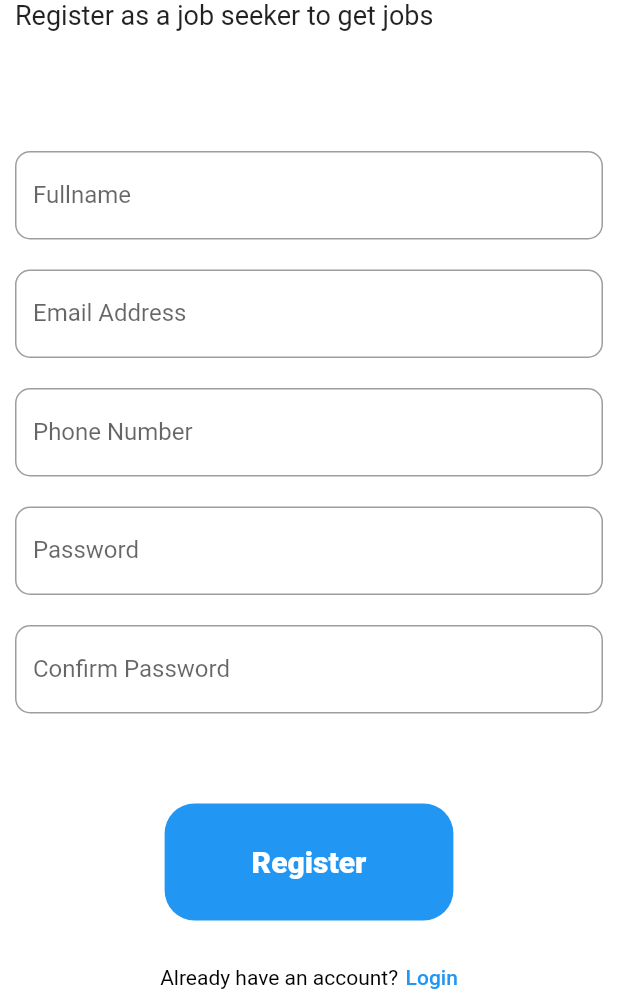
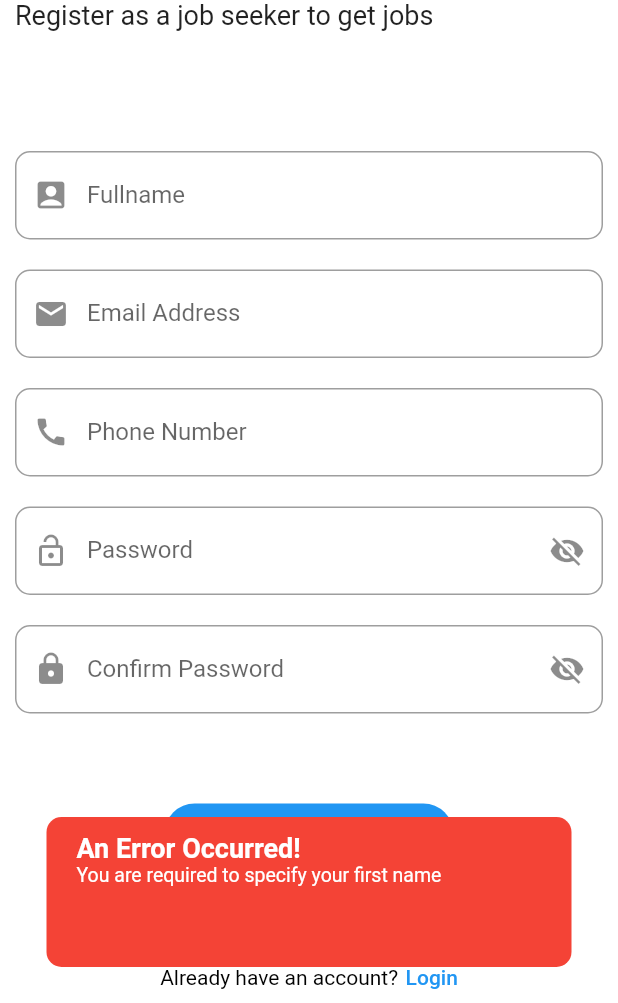
Before and after one commit to Nwaneto/somerest-app, a Flutter app: the Register screen opened by its route, after a tap on "Register", on a phone screen of 412 x 824 dp, the part 233-1236 px from its top. Run offline on Flutter 3.47's test engine with Material 2 defaults, Android fonts, the phone set to English and light mode, and no system bars; our stand-ins replace google_maps_flutter, shared_preferences; accounts and stored records are empty; Roboto replaces fonts that are missing (Raleway).

Commit message:
Fixed: A lot more stuff to the point where it is almost complete.

```diff
--- a/lib/subs/register.dart
+++ b/lib/subs/register.dart
@@ -2,7 +2,9 @@ import 'dart:convert';
 
 import 'package:flutter/material.dart';
 import 'package:http/http.dart' as http;
+import 'package:somerest/logs.dart';
 import 'package:somerest/topbar/base.dart';
+import 'package:somerest/widgets/notification.dart';
 import 'package:somerest/widgets/responsive.dart';
 
 import 'package:somerest/widgets/menu_drawer.dart';
@@ -25,7 +27,8 @@ class RegisterState extends State<Register> {
 	final http.Client _client = http.Client();
 	late String _helper;
 
-	bool? _rememberMe = false;
+	bool _passwordHidden = true;
+	bool _confirmHidden = true;
 	double _scrollPosition = 0;
 	double _opacity = 0;
 
@@ -49,36 +52,32 @@ class RegisterState extends State<Register> {
 		final String password = _passwordController.text.trim();
 		final String confirm = _confirmController.text.trim();
 
-		int emptyCount = 0;
+		if(name.isEmpty) {
+			NotificationHelper.showError(context, "You are required to specify your first name");
 
-		if(name.isEmpty) {
-			emptyCount++;
 		}
 
-		if(email.isEmpty) {
-			emptyCount++;
+		else if(email.isEmpty) {
+			NotificationHelper.showError(context, "You are required to specify your email address.");
 		}
 
-		if(phone.isEmpty) {
-			emptyCount++;
+		else if(phone.isEmpty) {
+			NotificationHelper.showError(context, "You are required to specify your phone number.");
 		}
 
-		if(password.isEmpty) {
-			emptyCount++;
+		else if(password.isEmpty) {
+			NotificationHelper.showError(context, "Password cannot be empty");
 		}
 
-		if(confirm.isEmpty) {
-			emptyCount++;
+		else if(confirm.isEmpty) {
+			NotificationHelper.showError(context, "Second password cannot be empty.");
 		}
 
-		if(emptyCount > 0) {
-			return;
+		else if(confirm != password) {
+			NotificationHelper.showError(context, "The two passwords do not match.");
 		}
 
-		if(confirm != password) {
-			return;
-		}
-
+		else {
 			http.Response response = await _client.post(
 				Uri.parse("http://localhost/auth/register"),
 				headers:{
@@ -97,16 +96,34 @@ class RegisterState extends State<Register> {
 			Map data = jsonDecode(response.body);
 
 			if(response.statusCode == 200) {
-			setState(() {
-				_helper = data['data'];
-			});
+				final token = data['data']; // This should technically work just fine.
+				final LocalStorage storage = LocalStorage();
 
-			final token = data['data'];
-		}	else  {
-			setState(() {
-				_helper = data['report'];
-			});
+				// If this user wants to be remembered, add 30 days to the timer just because they want to be and then save that value.
+				int expiry = DateTime.now().add(const Duration(days: 30)).millisecondsSinceEpoch;
+
+				// Now that we have saved the authentication token...
+				storage.saveString(LocalStorage.KEY_SWS_AUTH, token);
+
+				// We save the authentication token expiry period
+				storage.saveInt(LocalStorage.KEY_AUTH_EXPIRATION, expiry);
+
+				// Since that worked out fine, we need to advance to the next page.
+				_advance();
 			}
+
+			else {
+				_printError(data['message']);
+			}
+		}
+	}
+
+	void _printError(String error) {
+		NotificationHelper.showError(context, error);
+	}
+
+	void _advance() {
+		Navigator.of(context).pushNamed("/user/home");
 	}
 
 	@override
@@ -208,6 +225,7 @@ class RegisterState extends State<Register> {
 													hintStyle: TextStyle(
 														color: Colors.red
 													),
+													prefixIcon: Icon(Icons.account_box),
 													border: OutlineInputBorder(
 														borderRadius: BorderRadius.all(
 															Radius.circular(10)
@@ -233,6 +251,7 @@ class RegisterState extends State<Register> {
 													hintStyle: TextStyle(
 														color: Colors.red
 													),
+													prefixIcon: Icon(Icons.email),
 													border: OutlineInputBorder(
 														borderRadius: BorderRadius.all(
 															Radius.circular(10)
@@ -258,6 +277,7 @@ class RegisterState extends State<Register> {
 													hintStyle: TextStyle(
 														color: Colors.red
 													),
+													prefixIcon: Icon(Icons.call),
 													border: OutlineInputBorder(
 														borderRadius: BorderRadius.all(
 															Radius.circular(10)
@@ -277,14 +297,27 @@ class RegisterState extends State<Register> {
 											child: TextField(
 												cursorColor: Colors.blue,
 												controller: _passwordController,
-												obscureText: true,
-												decoration: const InputDecoration(
+												obscureText: _passwordHidden,
+												decoration: InputDecoration(
 													labelText: "Password",
 													hintText: "Required",
-													hintStyle: TextStyle(
+													hintStyle: const TextStyle(
 														color: Colors.red
 													),
-													border: OutlineInputBorder(
+													prefixIcon: const Icon(Icons.lock_open),
+													suffixIcon: IconButton(
+														onPressed: () {
+															setState(() {
+																_passwordHidden = !_passwordHidden;
+															});
+														},
+
+														icon: Icon(
+															_passwordHidden ?
+															Icons.visibility_off : Icons.visibility
+														)
+													),
+													border: const OutlineInputBorder(
 														borderRadius: BorderRadius.all(
 															Radius.circular(10)
 														),
@@ -303,14 +336,27 @@ class RegisterState extends State<Register> {
 											child: TextField(
 												cursorColor: Colors.blue,
 												controller: _confirmController,
-												obscureText: true,
-												decoration: const InputDecoration(
+												obscureText: _confirmHidden,
+												decoration: InputDecoration(
 													labelText: "Confirm Password",
 													hintText: "Required",
-													hintStyle: TextStyle(
+													hintStyle: const TextStyle(
 														color: Colors.red
 													),
-													border: OutlineInputBorder(
+													prefixIcon: const Icon(Icons.lock),
+													suffixIcon: IconButton(
+														onPressed: () {
+															setState(() {
+																_confirmHidden = !_confirmHidden;
+															});
+														},
+
+														icon: Icon(
+															_confirmHidden ?
+															Icons.visibility_off : Icons.visibility
+														)
+													),
+													border: const OutlineInputBorder(
 														borderRadius: BorderRadius.all(
 															Radius.circular(10)
 														),
@@ -475,6 +521,7 @@ class RegisterState extends State<Register> {
 																	hintStyle: TextStyle(
 																		color: Colors.red
 																	),
+																	prefixIcon: Icon(Icons.account_box),
 																	border: OutlineInputBorder(
 																		borderRadius: BorderRadius.all(
 																			Radius.circular(10)
@@ -500,6 +547,7 @@ class RegisterState extends State<Register> {
 																	hintStyle: TextStyle(
 																		color: Colors.red
 																	),
+																	prefixIcon: Icon(Icons.email),
 																	border: OutlineInputBorder(
 																		borderRadius: BorderRadius.all(
 																			Radius.circular(10)
@@ -525,6 +573,7 @@ class RegisterState extends State<Register> {
 																	hintStyle: TextStyle(
 																		color: Colors.red
 																	),
+																	prefixIcon: Icon(Icons.call),
 																	border: OutlineInputBorder(
 																		borderRadius: BorderRadius.all(
 																			Radius.circular(10)
@@ -544,14 +593,27 @@ class RegisterState extends State<Register> {
 															child: TextField(
 																cursorColor: Colors.blue,
 																controller: _passwordController,
-																obscureText: true,
-																decoration: const InputDecoration(
+																obscureText: _passwordHidden,
+																decoration: InputDecoration(
 																	labelText: "Password",
 																	hintText: "Required",
-																	hintStyle: TextStyle(
+																	hintStyle: const TextStyle(
 																		color: Colors.red
 																	),
-																	border: OutlineInputBorder(
+																	prefixIcon: const Icon(Icons.lock_open),
+																	suffixIcon: IconButton(
+																		onPressed: () {
+																			setState(() {
+																				_passwordHidden = !_passwordHidden;
+																			});
+																		},
+
+																		icon: Icon(
+																			_passwordHidden ?
+																			Icons.visibility_off : Icons.visibility
+																		)
+																	),
+																	border: const OutlineInputBorder(
 																		borderRadius: BorderRadius.all(
 																			Radius.circular(10)
 																		),
@@ -570,14 +632,27 @@ class RegisterState extends State<Register> {
 															child: TextField(
 																cursorColor: Colors.blue,
 																controller: _confirmController,
-																obscureText: true,
-																decoration: const InputDecoration(
+																obscureText: _confirmHidden,
+																decoration: InputDecoration(
 																	labelText: "Confirm Password",
 																	hintText: "Required",
-																	hintStyle: TextStyle(
+																	hintStyle: const TextStyle(
 																		color: Colors.red
 																	),
-																	border: OutlineInputBorder(
+																	prefixIcon: const Icon(Icons.lock),
+																	suffixIcon: IconButton(
+																		onPressed: () {
+																			setState(() {
+																				_confirmHidden = !_confirmHidden;
+																			});
+																		},
+
+																		icon: Icon(
+																			_confirmHidden ?
+																			Icons.visibility_off : Icons.visibility
+																		)
+																	),
+																	border: const OutlineInputBorder(
 																		borderRadius: BorderRadius.all(
 																			Radius.circular(10)
 																		),
--- /dev/null
+++ b/lib/widgets/notification.dart
@@ -0,0 +1,45 @@
+import 'package:flutter/material.dart';
+
+class NotificationHelper {
+	static void showError(BuildContext context, String message) {
+		ScaffoldMessenger.of(context).showSnackBar(
+			SnackBar(
+				duration: const Duration(seconds: 5),
+				behavior: SnackBarBehavior.floating,
+				backgroundColor: Colors.transparent,
+				elevation: 0,
+				content: Container(
+					padding: const EdgeInsets.only(left: 20, right: 20, top: 10, bottom: 10),
+					height: 100,
+					decoration: BoxDecoration(
+						color: Colors.red,
+						borderRadius: BorderRadius.circular(10),
+					),
+					child: Column(
+						crossAxisAlignment: CrossAxisAlignment.start,
+						children: [
+							const Text(
+								"An Error Occurred!",
+								style: TextStyle(
+									fontSize: 18,
+									fontWeight: FontWeight.w600,
+									color: Colors.white
+								)
+							),
+
+							Text(
+								message,
+								maxLines: 4,
+								style: const TextStyle(
+									fontSize: 13,
+									color: Colors.white,
+									overflow: TextOverflow.ellipsis
+								),
+							),
+						],
+					)
+				)
+			)
+		);
+	}
+}
--- a/pubspec.yaml
+++ b/pubspec.yaml
@@ -37,6 +37,7 @@ dependencies:
   # The following adds the Cupertino Icons font to your application.
   # Use with the CupertinoIcons class for iOS style icons.
   cupertino_icons: ^1.0.2
+  shared_preferences:
   http: ^0.13.5
 
 dev_dependencies:
```
Also changed, not shown: lib/logs.dart (added, +33 -0 lines), lib/subs/login.dart (+52 -11 lines), lib/user/pages/dashboard.dart (+4 -4 lines), lib/user/widgets/job_listing.dart (added, +52 -0 lines), lib/widgets/footer.dart (+34 -4 lines), pubspec.lock, 3 other files. Lines whose indentation alone changed are shown as unchanged.
